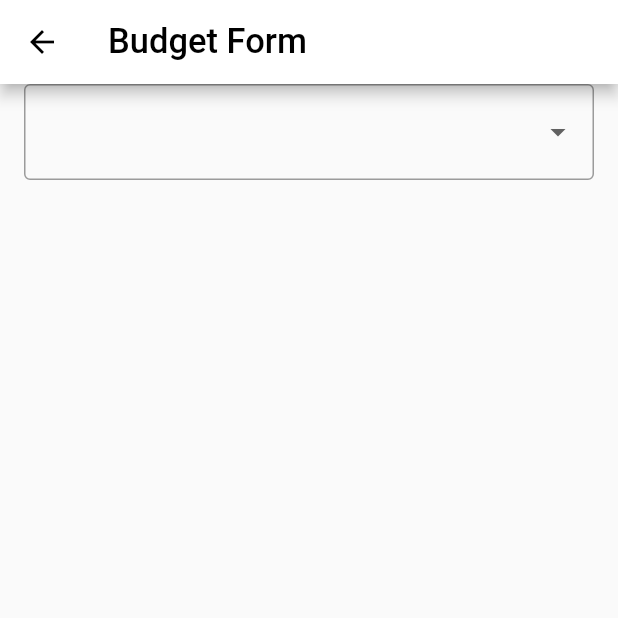
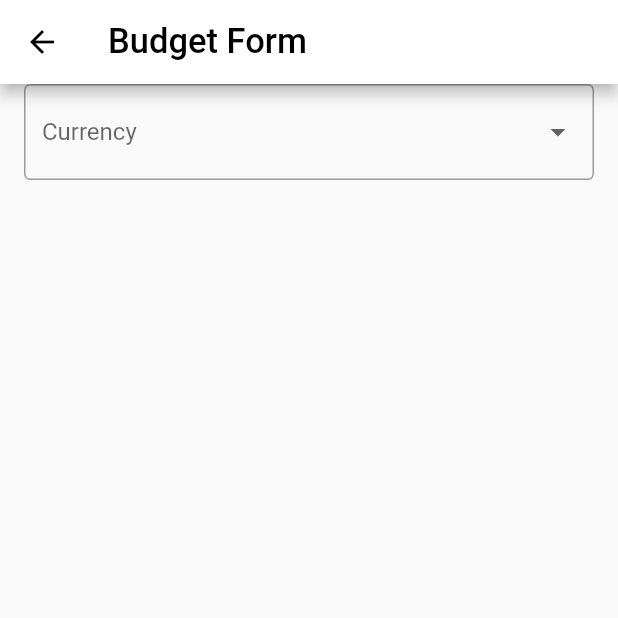
Before and after one commit to HRahimy/budgeter, a Flutter app: the BudgetsFormScreen screen opened by its route, on a phone screen of 412 x 824 dp, the top half of it. Run offline on Flutter 3.47's test engine with Material 2 defaults, Android fonts, the light colour scheme and no system bars; our stand-ins replace bloc, equatable.

Commit message:
Budgets form Implement currency fields UI

```diff
--- a/lib/budgets/widgets/budgets_form_screen.dart
+++ b/lib/budgets/widgets/budgets_form_screen.dart
@@ -1,3 +1,4 @@
+import 'package:budgeter/models/budget.dart';
 import 'package:flutter/material.dart';
 
 class BudgetsFormScreen extends StatelessWidget {
@@ -35,20 +36,34 @@ class _Form extends StatelessWidget {
 }
 
 class _CurrencyInputField extends StatelessWidget {
+  List<DropdownMenuItem<Currency>> get _menuItems {
+    return Currency.values.map((currency) {
+      switch (currency) {
+        case Currency.none:
+          return DropdownMenuItem(
+            value: currency,
+            child: const Text('None'),
+          );
+        case Currency.afn:
+          return DropdownMenuItem(
+            value: currency,
+            child: const Text('AFN'),
+          );
+        case Currency.usd:
+          return DropdownMenuItem(
+            value: currency,
+            child: const Text('USD'),
+          );
+      }
+    }).toList();
+  }
+
   @override
   Widget build(BuildContext context) {
     return DropdownButtonFormField(
       onChanged: (value) {},
-      items: const [
-        DropdownMenuItem(
-          value: 1,
-          child: Text('first'),
-        ),
-        DropdownMenuItem(
-          value: 2,
-          child: Text('second'),
-        ),
-      ],
+      decoration: const InputDecoration(labelText: 'Currency'),
+      items: _menuItems,
     );
   }
 }
```
